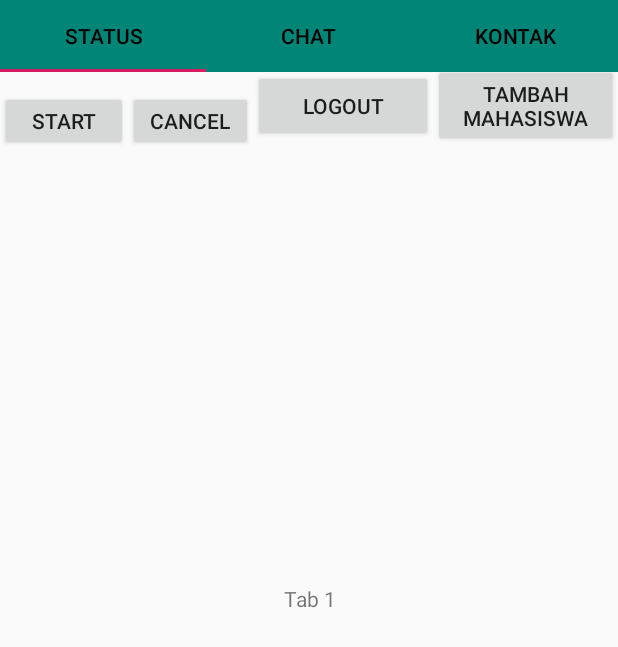
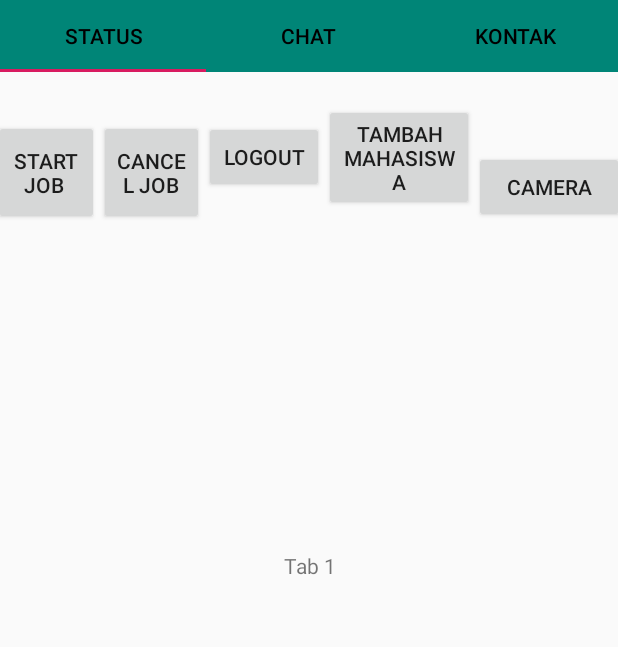
Before and after one commit to hinggga/Hinggga, an Android app: the Home screen opened directly, with no data from a screen before it, on a phone screen of 412 x 824 dp. Shown: the top 647 px of the screen. Run offline under Robolectric (Android 15) with nearby library versions, the phone set to English and light mode, and no system bars.

```diff
--- a/app/src/main/java/com/example/tugas/Home.java
+++ b/app/src/main/java/com/example/tugas/Home.java
@@ -48,6 +48,14 @@ public class Home extends AppCompatActivity {
             @Override
             public void onClick(View v) {
                 Intent i = new Intent(Home.this, list_mahasiswa.class);
+                startActivity(i);
+            }
+        });
+        Button aku =(Button)findViewById(R.id.btnCamera);
+       aku.setOnClickListener(new View.OnClickListener() {
+            @Override
+            public void onClick(View v) {
+                Intent i = new Intent(Home.this, Cameraku.class);
                 startActivity(i);
             }
         });
--- a/app/src/main/res/layout/activity_home.xml
+++ b/app/src/main/res/layout/activity_home.xml
@@ -47,27 +47,27 @@
 
     <LinearLayout
         android:layout_width="match_parent"
-        android:layout_height="wrap_content"
+        android:layout_height="134dp"
         android:gravity="center">
 
         <androidx.appcompat.widget.AppCompatButton
             android:id="@+id/btnStart"
-            android:layout_width="85dp"
-            android:layout_height="40dp"
+            android:layout_width="70dp"
+            android:layout_height="70dp"
             android:onClick="scheduleJob"
             android:text="Start Job " />
 
         <androidx.appcompat.widget.AppCompatButton
             android:id="@+id/btnCancel"
-            android:layout_width="83dp"
-            android:layout_height="40dp"
+            android:layout_width="70dp"
+            android:layout_height="70dp"
             android:onClick="cancleJob"
             android:text="Cancel Job" />
 
 
         <Button
             android:id="@+id/btnRemember"
-            android:layout_width="120dp"
+            android:layout_width="80dp"
             android:layout_height="wrap_content"
             android:layout_marginBottom="10dp"
             android:gravity="center"
@@ -75,22 +75,33 @@
 
         <Button
             android:id="@+id/btnTambah"
-            android:layout_width="match_parent"
+            android:layout_width="100dp"
             android:layout_height="wrap_content"
             android:layout_marginBottom="10dp"
             android:gravity="center"
             android:text="Tambah Mahasiswa" />
 
+        <Button
+            android:id="@+id/btnCamera"
+            android:layout_width="100dp"
+            android:layout_height="wrap_content"
+            android:layout_marginTop="10dp"
+            android:gravity="center"
+            android:text="Camera" />
     </LinearLayout>
 
     <androidx.viewpager.widget.ViewPager
 
         android:id="@+id/viewpager"
         android:layout_width="match_parent"
-        android:layout_height="571dp">
+        android:layout_height="390dp">
 
 
     </androidx.viewpager.widget.ViewPager>
 
 
+
+
+
+
 </LinearLayout>
```
Also changed, not shown: app/src/main/AndroidManifest.xml (+5 -2 lines), app/src/main/java/com/example/tugas/Cameraku.java (added, +55 -0 lines), app/src/main/res/layout/activity_cameraku.xml (added, +23 -0 lines), app/src/main/res/layout/activity_tambah_mahasiswa.xml (line endings or trailing spaces), 72 other files.
